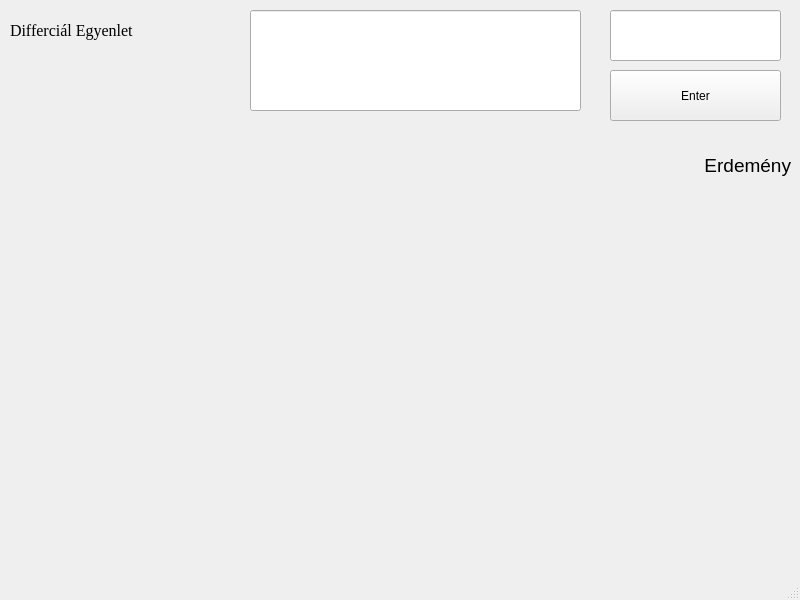
First picture: the form in Engineering calculator/UI_files/diff_egyenlet.ui, repository Ilonczai-Andras/Mernoki-szamologep-szakdolgozat, before the edit.
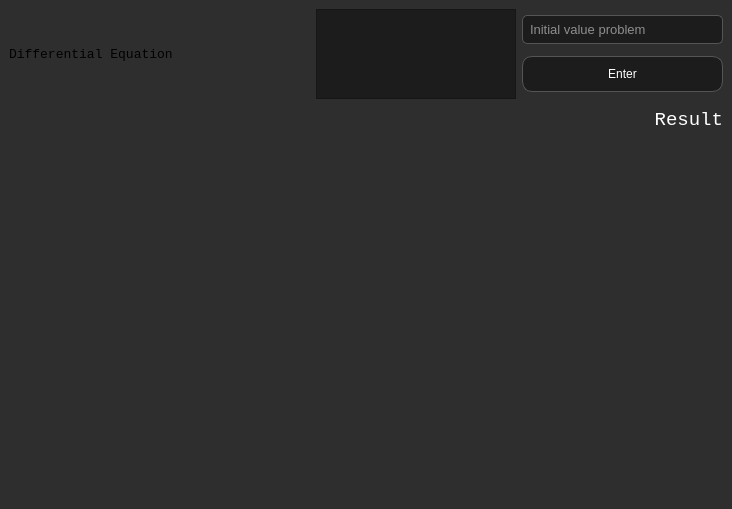
Second picture: the form after the edit.

```diff
--- a/Engineering calculator/UI_files/diff_egyenlet.ui
+++ b/Engineering calculator/UI_files/diff_egyenlet.ui
@@ -6,99 +6,180 @@
    <rect>
     <x>0</x>
     <y>0</y>
-    <width>800</width>
-    <height>600</height>
+    <width>732</width>
+    <height>509</height>
    </rect>
   </property>
   <property name="windowTitle">
    <string>Egyenlet</string>
   </property>
+  <property name="styleSheet">
+   <string notr="true"> QMainWindow {
+            background-color: #2E2E2E;
+        }</string>
+  </property>
   <widget class="QWidget" name="centralwidget">
-   <widget class="QLabel" name="label_2">
-    <property name="geometry">
-     <rect>
-      <x>10</x>
-      <y>130</y>
-      <width>781</width>
-      <height>71</height>
-     </rect>
-    </property>
-    <property name="font">
-     <font>
-      <pointsize>14</pointsize>
-     </font>
-    </property>
-    <property name="text">
-     <string>Erdemény</string>
-    </property>
-    <property name="alignment">
-     <set>Qt::AlignRight|Qt::AlignTrailing|Qt::AlignVCenter</set>
-    </property>
-   </widget>
-   <widget class="QPushButton" name="pushButton">
-    <property name="geometry">
-     <rect>
-      <x>610</x>
-      <y>70</y>
-      <width>171</width>
-      <height>51</height>
-     </rect>
-    </property>
-    <property name="text">
-     <string>Enter</string>
-    </property>
-   </widget>
-   <widget class="QLineEdit" name="lineEdit_2">
-    <property name="geometry">
-     <rect>
-      <x>250</x>
-      <y>10</y>
-      <width>331</width>
-      <height>101</height>
-     </rect>
-    </property>
-   </widget>
-   <widget class="QLabel" name="label_3">
-    <property name="geometry">
-     <rect>
-      <x>10</x>
-      <y>10</y>
-      <width>231</width>
-      <height>41</height>
-     </rect>
-    </property>
-    <property name="font">
-     <font>
-      <family>Times New Roman</family>
-      <pointsize>12</pointsize>
-     </font>
-    </property>
-    <property name="text">
-     <string>Differciál Egyenlet</string>
-    </property>
-   </widget>
-   <widget class="QLineEdit" name="lineEdit">
-    <property name="geometry">
-     <rect>
-      <x>610</x>
-      <y>10</y>
-      <width>171</width>
-      <height>51</height>
-     </rect>
-    </property>
-   </widget>
-  </widget>
-  <widget class="QMenuBar" name="menubar">
-   <property name="geometry">
-    <rect>
-     <x>0</x>
-     <y>0</y>
-     <width>800</width>
-     <height>21</height>
-    </rect>
+   <property name="styleSheet">
+    <string notr="true"> QWidget#centralwidget {
+            background-color: #2E2E2E;
+        }</string>
    </property>
+   <layout class="QVBoxLayout" name="verticalLayout_3" stretch="1,1,5">
+    <item>
+     <layout class="QHBoxLayout" name="horizontalLayout" stretch="3,2,2">
+      <item>
+       <widget class="QLabel" name="label_3">
+        <property name="maximumSize">
+         <size>
+          <width>16777215</width>
+          <height>90</height>
+         </size>
+        </property>
+        <property name="font">
+         <font>
+          <family>Courier New</family>
+          <pointsize>10</pointsize>
+         </font>
+        </property>
+        <property name="styleSheet">
+         <string notr="true">QLabel#label_3{
+            color: #FFFFFF;
+            font-size: 10pt;
+            font-family: 'Courier New', Courier, monospace;
+            qproperty-alignment: 'AlignLeft;
+        }</string>
+        </property>
+        <property name="text">
+         <string>Differential Equation</string>
+        </property>
+       </widget>
+      </item>
+      <item>
+       <widget class="QTextEdit" name="textEdit">
+        <property name="minimumSize">
+         <size>
+          <width>0</width>
+          <height>90</height>
+         </size>
+        </property>
+        <property name="maximumSize">
+         <size>
+          <width>16777215</width>
+          <height>90</height>
+         </size>
+        </property>
+        <property name="font">
+         <font>
+          <family>Courier New</family>
+          <pointsize>14</pointsize>
+         </font>
+        </property>
+        <property name="styleSheet">
+         <string notr="true">QTextEdit{
+            color: #FFFFFF;
+            background-color: #1C1C1C;
+            font-family: 'Courier New', Courier, monospace;
+            font-size: 14pt;
+        }</string>
+        </property>
+       </widget>
+      </item>
+      <item>
+       <layout class="QVBoxLayout" name="verticalLayout" stretch="1,1">
+        <item>
+         <widget class="QLineEdit" name="lineEdit">
+          <property name="styleSheet">
+           <string notr="true">QLineEdit {
+            background-color: #1C1C1C;
+            color: #FFFFFF;
+            font-size: 10pt;
+            font-family: 'Courier New', Courier, monospace;
+            border: 1px solid #555555;
+            border-radius: 5px;
+            padding: 5px;
+        }</string>
+          </property>
+          <property name="placeholderText">
+           <string>Initial value problem</string>
+          </property>
+         </widget>
+        </item>
+        <item>
+         <widget class="QPushButton" name="pushButton">
+          <property name="styleSheet">
+           <string notr="true">QPushButton {
+            background-color: #1C1C1C;
+            font-family: 'Courier New', Courier, monospace;
+            color: #FFFFFF;
+            border: 1px solid #555555;
+            border-radius: 10px;
+            padding: 10px;
+        }
+ QPushButton:hover {
+            background-color: #5E5E5E;
+        }
+        QPushButton:pressed {
+            background-color: #6E6E6E;
+        }</string>
+          </property>
+          <property name="text">
+           <string>Enter</string>
+          </property>
+         </widget>
+        </item>
+       </layout>
+      </item>
+     </layout>
+    </item>
+    <item>
+     <layout class="QVBoxLayout" name="verticalLayout_2">
+      <item>
+       <widget class="QLabel" name="label_2">
+        <property name="font">
+         <font>
+          <family>Courier New</family>
+          <pointsize>14</pointsize>
+         </font>
+        </property>
+        <property name="styleSheet">
+         <string notr="true">QLabel#label_2, QLabel#label_4{
+            color: #FFFFFF;
+            font-size: 14pt;
+            font-family: 'Courier New', Courier, monospace;
+        }</string>
+        </property>
+        <property name="text">
+         <string>Result</string>
+        </property>
+        <property name="alignment">
+         <set>Qt::AlignRight|Qt::AlignTrailing|Qt::AlignVCenter</set>
+        </property>
+       </widget>
+      </item>
+      <item>
+       <widget class="QLabel" name="label_4">
+        <property name="styleSheet">
+         <string notr="true">QLabel#label_2, QLabel#label_4{
+            color: #FFFFFF;
+            font-size: 14pt;
+            font-family: 'Courier New', Courier, monospace;
+        }</string>
+        </property>
+        <property name="text">
+         <string/>
+        </property>
+        <property name="alignment">
+         <set>Qt::AlignCenter</set>
+        </property>
+       </widget>
+      </item>
+     </layout>
+    </item>
+    <item>
+     <widget class="QWidget" name="canvaswidget" native="true"/>
+    </item>
+   </layout>
   </widget>
-  <widget class="QStatusBar" name="statusbar"/>
  </widget>
  <resources/>
  <connections/>
```
